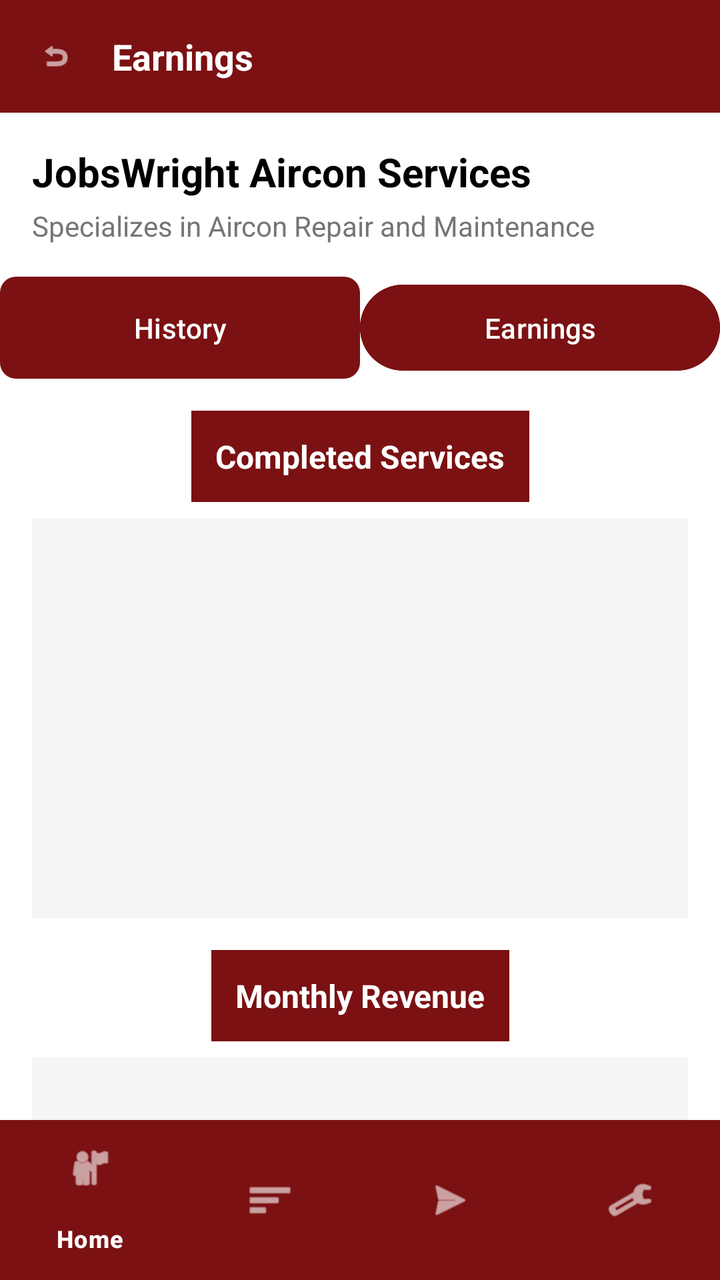
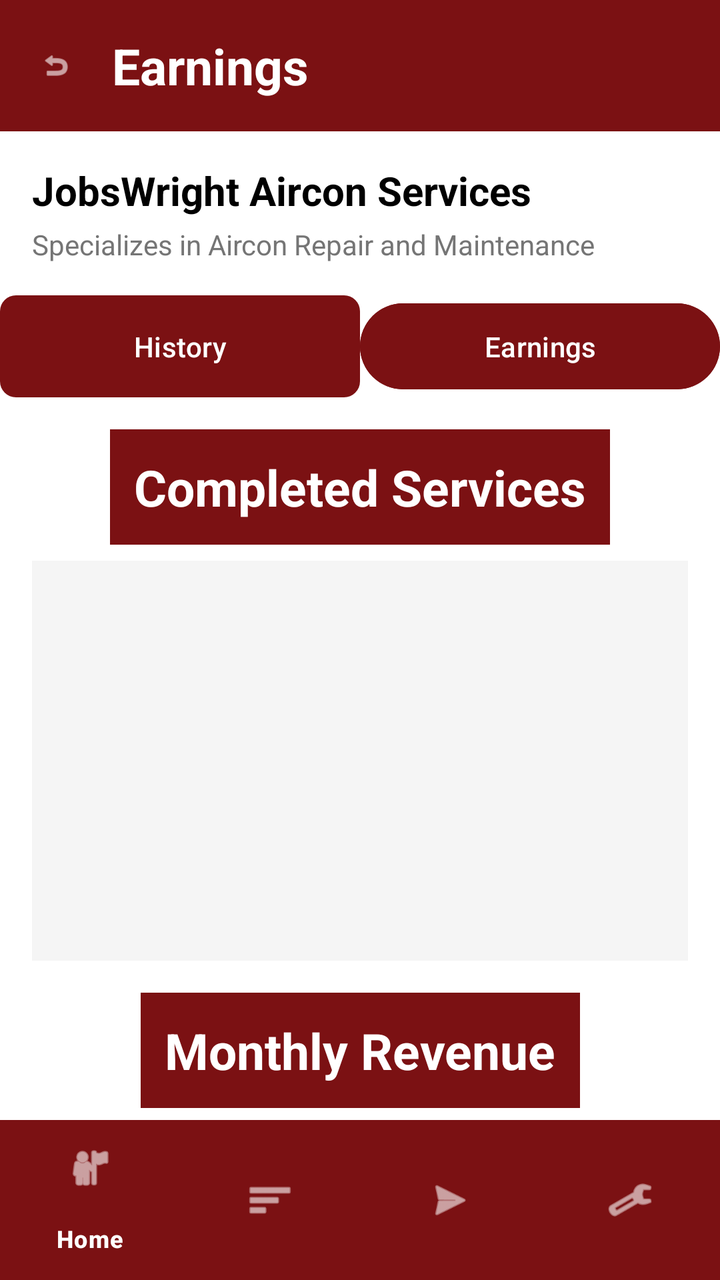

An Android layout rendered at two revisions. The XML below is the earlier revision; the diff shows what the commit changed to produce the second picture.
<!-- AndroidManifest.xml: application theme Theme.FixItFinderApp -->
<!-- res/layout/activity_provider_earnings.xml -->
<?xml version="1.0" encoding="utf-8"?>
<androidx.coordinatorlayout.widget.CoordinatorLayout
    xmlns:android="http://schemas.android.com/apk/res/android"
    xmlns:app="http://schemas.android.com/apk/res-auto"
    android:layout_width="match_parent"
    android:layout_height="match_parent"
    android:background="@color/white">

    <androidx.core.widget.NestedScrollView
        android:layout_width="match_parent"
        android:layout_height="match_parent"
        android:fillViewport="true">

        <androidx.constraintlayout.widget.ConstraintLayout
            android:layout_width="match_parent"
            android:layout_height="wrap_content">

            
            <LinearLayout
                android:id="@+id/headerLayout"
                android:layout_width="match_parent"
                android:layout_height="wrap_content"
                android:orientation="horizontal"
                android:background="@color/color_primary"
                android:padding="16dp"
                android:gravity="center_vertical"
                app:layout_constraintTop_toTopOf="parent"
                app:layout_constraintStart_toStartOf="parent"
                app:layout_constraintEnd_toEndOf="parent">

                <ImageView
                    android:id="@+id/btnBack"
                    android:layout_width="24dp"
                    android:layout_height="24dp"
                    android:src="@android:drawable/ic_menu_revert"
                    android:tint="@color/white"
                    android:padding="4dp"
                    android:background="?attr/selectableItemBackgroundBorderless"
                    android:contentDescription="Back"
                    android:layout_marginEnd="16dp" />

                <TextView
                    android:layout_width="0dp"
                    android:layout_height="wrap_content"
                    android:layout_weight="1"
                    android:text="Earnings"
                    android:textSize="18sp"
                    android:textStyle="bold"
                    android:textColor="@color/white" />
            </LinearLayout>

            
            <TextView
                android:id="@+id/tvProviderName"
                android:layout_width="wrap_content"
                android:layout_height="wrap_content"
                android:text="JobsWright Aircon Services"
                android:textSize="20sp"
                android:textStyle="bold"
                android:textColor="@android:color/black"
                android:layout_marginStart="16dp"
                android:layout_marginTop="16dp"
                app:layout_constraintTop_toBottomOf="@+id/headerLayout"
                app:layout_constraintStart_toStartOf="parent" />

            <TextView
                android:id="@+id/tvProviderSpecialization"
                android:layout_width="wrap_content"
                android:layout_height="wrap_content"
                android:text="Specializes in Aircon Repair and Maintenance"
                android:textSize="14sp"
                android:textColor="#757575"
                android:layout_marginStart="16dp"
                android:layout_marginTop="4dp"
                app:layout_constraintTop_toBottomOf="@+id/tvProviderName"
                app:layout_constraintStart_toStartOf="parent" />

            
            <LinearLayout
                android:id="@+id/tabLayout"
                android:layout_width="match_parent"
                android:layout_height="wrap_content"
                android:orientation="horizontal"
                android:background="@color/white"
                android:layout_marginTop="16dp"
                app:layout_constraintTop_toBottomOf="@+id/tvProviderSpecialization"
                app:layout_constraintStart_toStartOf="parent"
                app:layout_constraintEnd_toEndOf="parent">

                <Button
                    android:id="@+id/btnHistory"
                    android:layout_width="0dp"
                    android:layout_height="wrap_content"
                    android:layout_weight="1"
                    android:text="History"
                    android:textColor="@color/color_background"
                    android:background="@drawable/button_outline_primary"
                    android:padding="12dp" />

                <Button
                    android:id="@+id/btnEarnings"
                    android:layout_width="0dp"
                    android:layout_height="wrap_content"
                    android:layout_weight="1"
                    android:text="Earnings"
                    android:textColor="@color/white"
                    android:backgroundTint="@color/color_primary"
                    android:padding="12dp" />
            </LinearLayout>

            
            <TextView
                android:id="@+id/tvChartTitle1"
                android:layout_width="wrap_content"
                android:layout_height="wrap_content"
                android:text="Completed Services"
                android:textSize="16sp"
                android:textStyle="bold"
                android:textColor="@color/white"
                android:background="@color/color_primary"
                android:padding="12dp"
                android:layout_marginTop="16dp"
                android:layout_marginStart="16dp"
                android:layout_marginEnd="16dp"
                app:layout_constraintTop_toBottomOf="@+id/tabLayout"
                app:layout_constraintStart_toStartOf="parent"
                app:layout_constraintEnd_toEndOf="parent" />

            <ImageView
                android:id="@+id/ivChart1"
                android:layout_width="match_parent"
                android:layout_height="200dp"
                android:scaleType="fitXY"
                android:background="#F5F5F5"
                android:contentDescription="Completed Services Chart"
                android:layout_marginStart="16dp"
                android:layout_marginEnd="16dp"
                android:layout_marginTop="8dp"
                app:layout_constraintTop_toBottomOf="@+id/tvChartTitle1"
                app:layout_constraintStart_toStartOf="parent"
                app:layout_constraintEnd_toEndOf="parent" />

            <TextView
                android:id="@+id/tvChartTitle2"
                android:layout_width="wrap_content"
                android:layout_height="wrap_content"
                android:text="Monthly Revenue"
                android:textSize="16sp"
                android:textStyle="bold"
                android:textColor="@color/white"
                android:background="@color/color_primary"
                android:padding="12dp"
                android:layout_marginTop="16dp"
                android:layout_marginStart="16dp"
                android:layout_marginEnd="16dp"
                android:layout_marginBottom="80dp"
                app:layout_constraintTop_toBottomOf="@+id/ivChart1"
                app:layout_constraintStart_toStartOf="parent"
                app:layout_constraintEnd_toEndOf="parent" />

            <ImageView
                android:id="@+id/ivChart2"
                android:layout_width="match_parent"
                android:layout_height="200dp"
                android:scaleType="fitXY"
                android:background="#F5F5F5"
                android:contentDescription="Monthly Revenue Chart"
                android:layout_marginStart="16dp"
                android:layout_marginEnd="16dp"
                android:layout_marginTop="8dp"
                android:layout_marginBottom="80dp"
                app:layout_constraintTop_toBottomOf="@+id/tvChartTitle2"
                app:layout_constraintStart_toStartOf="parent"
                app:layout_constraintEnd_toEndOf="parent" />

        </androidx.constraintlayout.widget.ConstraintLayout>
    </androidx.core.widget.NestedScrollView>

    
    <com.google.android.material.bottomnavigation.BottomNavigationView
        android:id="@+id/bottomNavigation"
        android:layout_width="match_parent"
        android:layout_height="wrap_content"
        android:layout_gravity="bottom"
        android:background="@color/color_primary"
        app:itemTextColor="@color/white"
        app:itemIconTint="@color/white"
        app:menu="@menu/bottom_navigation" />

</androidx.coordinatorlayout.widget.CoordinatorLayout>
<!-- resources referenced by this layout -->
<resources>
  <color name="color_background">#FFFFFF</color>
  <color name="color_primary">#7B1113</color>
  <color name="white">#FFFFFFFF</color>
  <!-- drawable button_outline_primary (drawable) -->
  <?xml version="1.0" encoding="utf-8"?>
  <shape xmlns:android="http://schemas.android.com/apk/res/android"
      android:shape="rectangle">
  
      <solid android:color="@color/color_primary" />
  
      
      <corners
          android:radius="8dp" />
  
      <padding
          android:left="16dp"
          android:top="8dp"
          android:right="16dp"
          android:bottom="8dp" />
  
  </shape>
  <style name="Theme.FixItFinderApp" parent="Base.Theme.FixItFinderApp" />
  <style name="Base.Theme.FixItFinderApp" parent="Theme.Material3.DayNight.NoActionBar">
          <item name="colorPrimary">@color/color_primary</item>
          <item name="colorSecondary">@color/color_secondary</item>
          <item name="colorSurface">@color/color_background</item>
          <item name="colorOnSurface">@color/color_text_dark</item>
          <item name="colorPrimaryContainer">@color/color_primary</item>
          <item name="colorOnPrimary">@color/color_background</item>
      </style>
  <color name="color_secondary">#825037</color>
  <color name="color_text_dark">#2C2C2C</color>
</resources>

<!-- the commit's change to res/layout/activity_provider_earnings.xml (unified diff, before → after) -->
@@ -44,7 +44,7 @@
                     android:layout_height="wrap_content"
                     android:layout_weight="1"
                     android:text="Earnings"
-                    android:textSize="18sp"
+                    android:textSize="25sp"
                     android:textStyle="bold"
                     android:textColor="@color/white" />
             </LinearLayout>
@@ -114,7 +114,7 @@
                 android:layout_width="wrap_content"
                 android:layout_height="wrap_content"
                 android:text="Completed Services"
-                android:textSize="16sp"
+                android:textSize="25sp"
                 android:textStyle="bold"
                 android:textColor="@color/white"
                 android:background="@color/color_primary"
@@ -145,7 +145,7 @@
                 android:layout_width="wrap_content"
                 android:layout_height="wrap_content"
                 android:text="Monthly Revenue"
-                android:textSize="16sp"
+                android:textSize="25sp"
                 android:textStyle="bold"
                 android:textColor="@color/white"
                 android:background="@color/color_primary"
